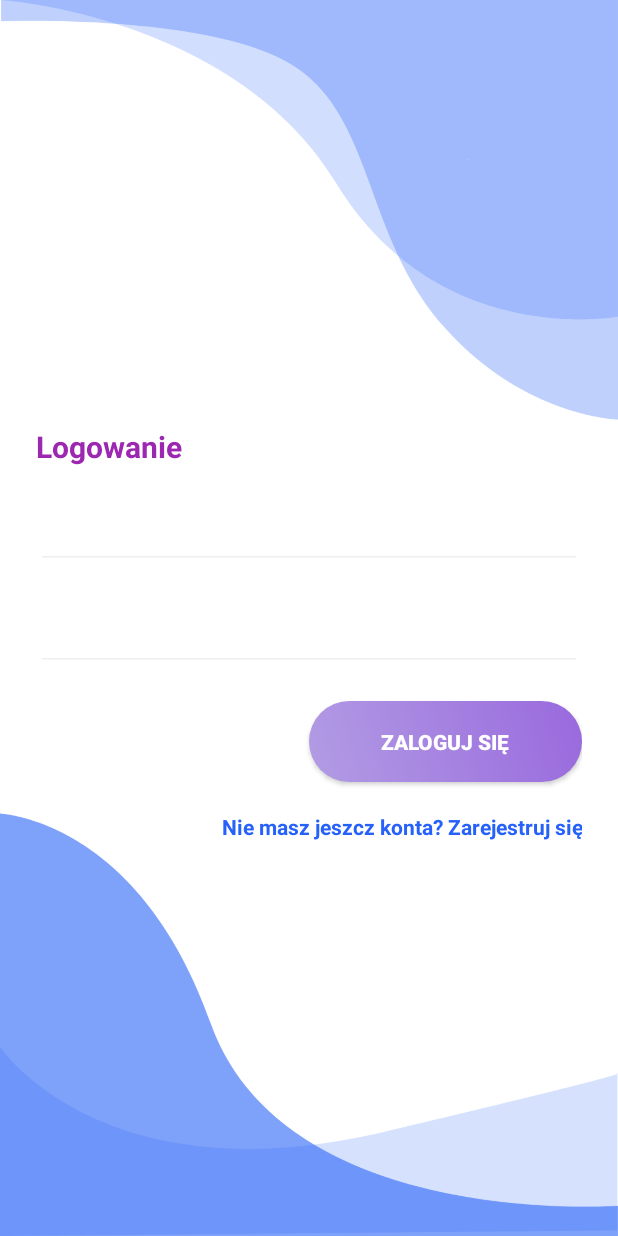
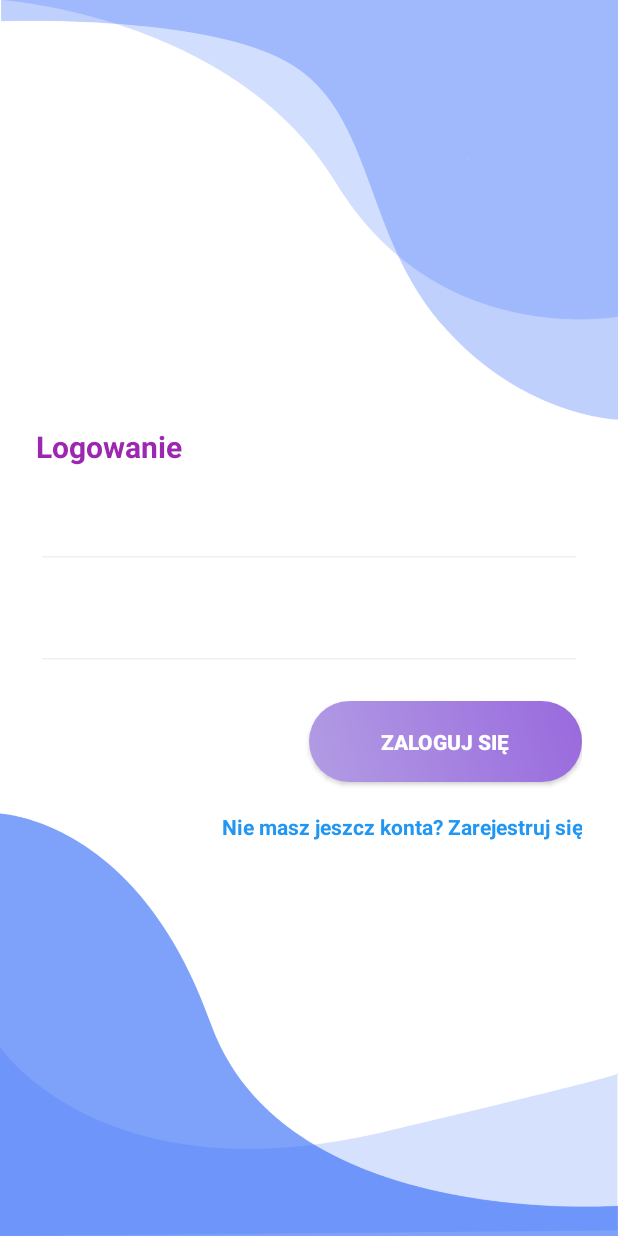
Before and after one commit to mikunciek/PWR_Telemedicine_2022, an Android app: the screen it shows after launch (LoginActivity), on a phone screen of 412 x 824 dp. Run offline under Robolectric (Android 15) with nearby library versions, the phone set to English and light mode, and no system bars; our stand-ins replace Firebase (no records; nobody signed in at launch, a user with empty details on screens opened directly).

Commit message:
poprawki wizualne

```diff
--- a/app/src/main/res/layout/activity_login.xml
+++ b/app/src/main/res/layout/activity_login.xml
@@ -25,8 +25,8 @@
             android:layout_width="wrap_content"
             android:layout_height="wrap_content"
             style="@style/loginHeader"
-            android:text="Logowanie"
-            android:textSize="20dp"
+            android:text="@string/logowanie"
+            android:textSize="20sp"
             android:layout_marginTop="@dimen/loginViewsMargin"/>
 
         <com.google.android.material.textfield.TextInputLayout
@@ -37,10 +37,13 @@
             <EditText
                 android:id="@+id/editTextEmail"
                 style="@style/modifiedEditText"
+                android:height="48dp"
                 android:hint="@string/login_email_hint"
                 android:inputType="textEmailAddress"
+                android:maxLines="5"
                 android:textColor="@color/black"
-                android:maxLines="5" />
+                tools:ignore="SpeakableTextPresentCheck,TouchTargetSizeCheck"
+                android:autofillHints="" />
         </com.google.android.material.textfield.TextInputLayout>
 
         <com.google.android.material.textfield.TextInputLayout
@@ -51,11 +54,13 @@
             <EditText
                 android:id="@+id/editTextPassword"
                 style="@style/modifiedEditText"
-                android:hint="@string/login_password_hint"
+                android:layout_height="match_parent"
+                android:hint="@string/has_o"
                 android:inputType="textPassword"
+                android:maxLines="5"
                 android:textColor="@color/black"
-                android:maxLines="5"
-                android:layout_height="match_parent" />
+                tools:ignore="TouchTargetSizeCheck,SpeakableTextPresentCheck"
+                android:autofillHints="" />
         </com.google.android.material.textfield.TextInputLayout>
 
         <Button
@@ -63,7 +68,7 @@
             style="@style/loginButton"
             android:layout_gravity="right"
             android:layout_marginTop="@dimen/loginViewsMargin"
-            android:text="Zaloguj się" />
+            android:text="@string/zaloguj_si" />
 
         <TextView
             android:id="@+id/textSingUp"
@@ -71,7 +76,7 @@
             android:layout_marginTop="@dimen/loginViewsMargin"
             android:text="@string/login_signup_hint"
             android:textAlignment="textEnd"
-            android:textColor="@color/primaryTextColor"
+            android:textColor="#2196F3"
             android:textStyle="bold" />
 
     </LinearLayout>
--- a/app/src/main/res/values/strings.xml
+++ b/app/src/main/res/values/strings.xml
@@ -16,4 +16,7 @@
     <string name="attachment_summary_off">Wyłącz opis załącznika</string>
     <string name="attachment_title">Załącznik</string>
     <string name="attachment_summary_on">Włączono opis załącznika</string>
+    <string name="logowanie">Logowanie</string>
+    <string name="has_o">Hasło</string>
+    <string name="zaloguj_si">Zaloguj się</string>
 </resources>
```
